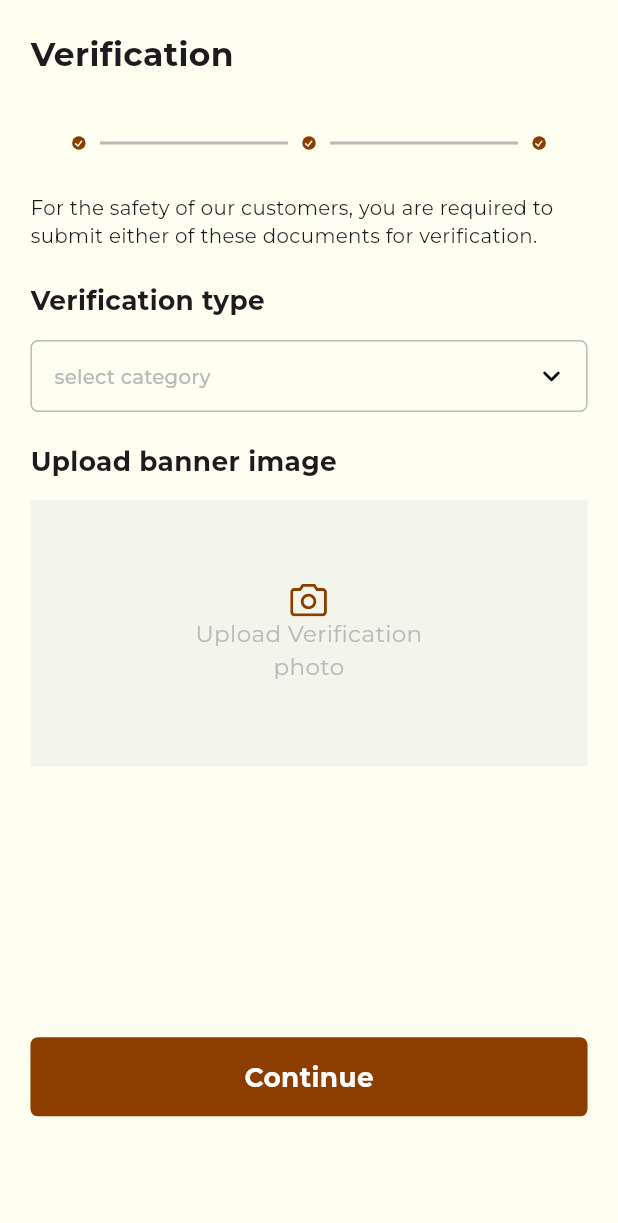
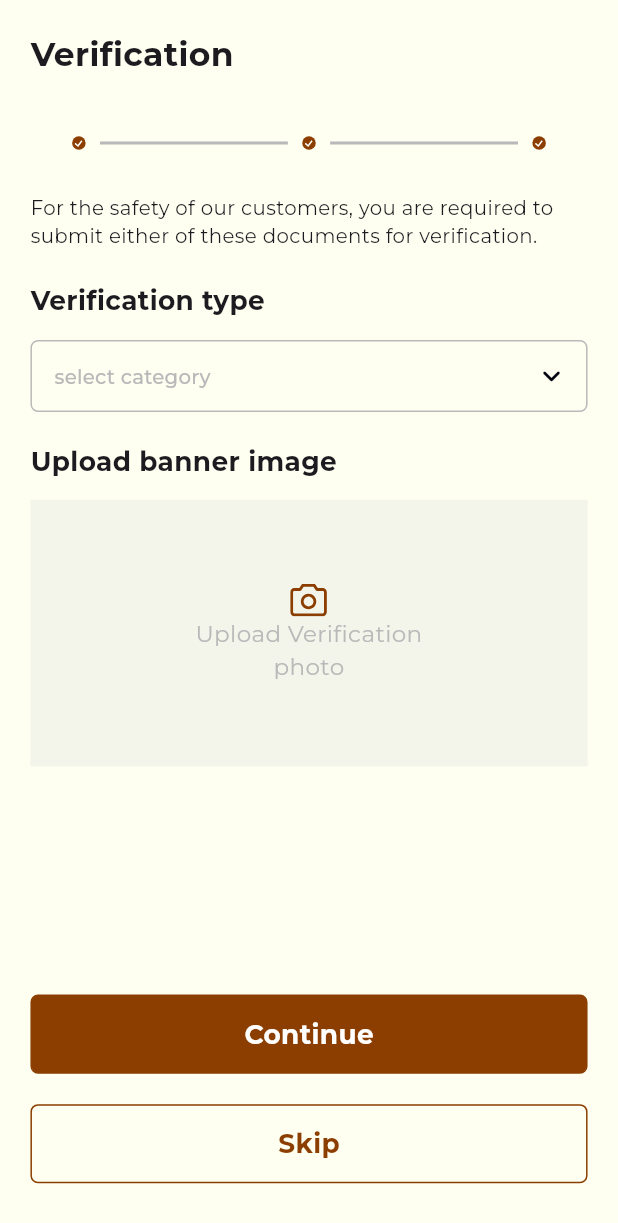
Before and after one commit to the-flaury/flaury_business, a Flutter app: the screen it shows after launch, swiped to page 3, on a phone screen of 412 x 824 dp. Shown: the top 1223 px of the screen. Run offline on Flutter 3.47's test engine with Material 3 defaults, Android fonts, the phone set to English and light mode, and no system bars; our stand-ins replace flutter_animate, flutter_secure_storage, flutter_svg, google_fonts, hooks_riverpod, shared_preferences and 1 more; project files that could hold a hidden picture were left out.

Commit message:
added skip button

```diff
--- a/lib/app/authentication/views/add_verification_details_view.dart
+++ b/lib/app/authentication/views/add_verification_details_view.dart
@@ -67,7 +67,7 @@ class _AddVerificationDetailsViewState
               ),
             ),
           ),
-          const AppSpacing(v: 178),
+          const AppSpacing(v: 150),
 
           // submit button
           LargeButon(
@@ -95,7 +95,17 @@ class _AddVerificationDetailsViewState
                         )
                       ]);
                     });
-              })
+              }),
+          const AppSpacing(v: 20),
+
+          // Skip button
+          LargeButon(
+            label: 'Skip',
+            ontap: () {},
+            isWhitebutton: true,
+          ),
+
+          const AppSpacing(v: 20),
         ],
       ),
     );
--- a/lib/widgets/app_buttons.dart
+++ b/lib/widgets/app_buttons.dart
@@ -30,9 +30,14 @@ class ButtonCustom extends StatelessWidget {
 }
 
 class LargeButon extends StatelessWidget {
-  const LargeButon({super.key, required this.label, required this.ontap});
+  const LargeButon(
+      {super.key,
+      required this.label,
+      required this.ontap,
+      this.isWhitebutton = false});
   final String label;
   final Function()? ontap;
+  final bool isWhitebutton;
 
   @override
   Widget build(BuildContext context) {
@@ -41,14 +46,15 @@ class LargeButon extends StatelessWidget {
       child: Container(
         width: SizeConfig.fromDesignWidth(context, 360),
         height: SizeConfig.fromDesignHeight(context, 52),
-        decoration: const BoxDecoration(
-            borderRadius: BorderRadius.all(Radius.circular(5)),
-            color: AppColors.primary),
+        decoration: BoxDecoration(
+            borderRadius: const BorderRadius.all(Radius.circular(5)),
+            border: Border.all(color: AppColors.primary),
+            color: isWhitebutton ? AppColors.background : AppColors.primary),
         child: Center(
             child: AppTextBold(
           text: label,
           fontSize: 16,
-          color: AppColors.white,
+          color: isWhitebutton ? AppColors.primary : AppColors.white,
         )),
       ),
     );
```
